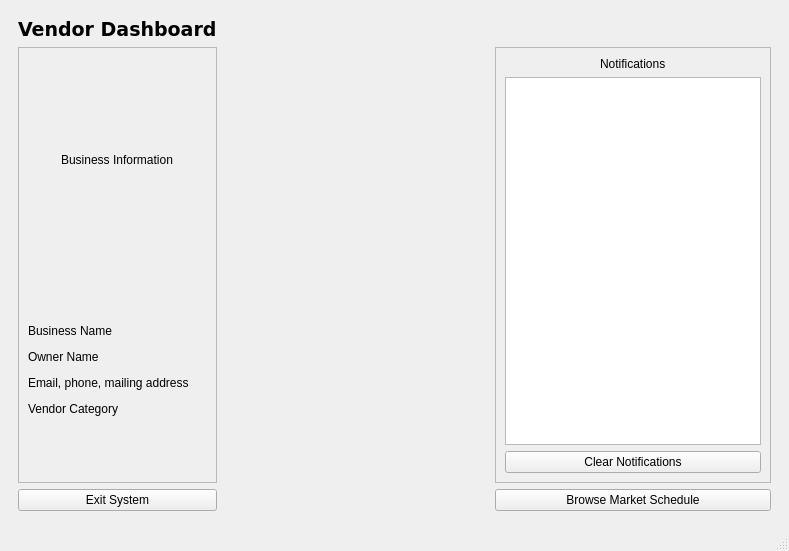
GameDevWhale/COMP-3004-Project, file mainwindow.ui: the form before one commit.
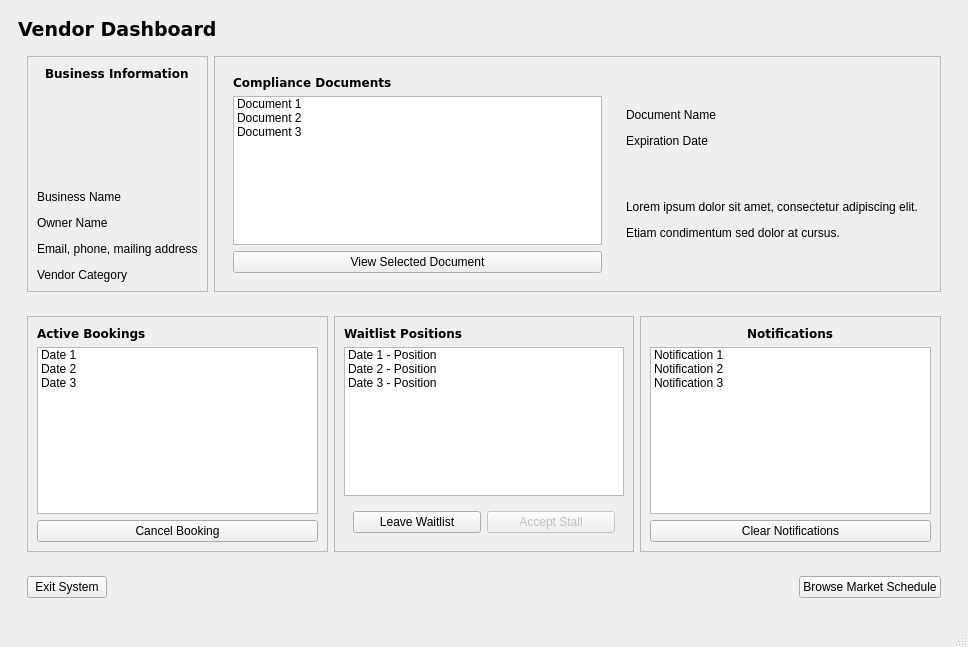
The form after the commit. The open tabs and pages were chosen to show the change.

Commit message: Basically finished vendor dashboard UI

```diff
--- a/mainwindow.ui
+++ b/mainwindow.ui
@@ -6,8 +6,8 @@
    <rect>
     <x>0</x>
     <y>0</y>
-    <width>789</width>
-    <height>551</height>
+    <width>968</width>
+    <height>647</height>
    </rect>
   </property>
   <property name="windowTitle">
@@ -102,21 +102,8 @@
        </layout>
       </widget>
       <widget class="QWidget" name="page_vendorDashboard">
-       <layout class="QGridLayout" name="gridLayout_3">
-        <item row="1" column="1">
-         <spacer name="horizontalSpacer_3">
-          <property name="orientation">
-           <enum>Qt::Horizontal</enum>
-          </property>
-          <property name="sizeHint" stdset="0">
-           <size>
-            <width>40</width>
-            <height>20</height>
-           </size>
-          </property>
-         </spacer>
-        </item>
-        <item row="0" column="0">
+       <layout class="QVBoxLayout" name="verticalLayout_6">
+        <item>
          <widget class="QLabel" name="label_4">
           <property name="font">
            <font>
@@ -131,75 +118,352 @@
           </property>
          </widget>
         </item>
-        <item row="2" column="3">
-         <widget class="QPushButton" name="pushButton_browseMarketSchedule">
-          <property name="text">
-           <string>Browse Market Schedule</string>
-          </property>
+        <item>
+         <widget class="QWidget" name="widget_5" native="true">
+          <layout class="QHBoxLayout" name="horizontalLayout_3">
+           <item>
+            <widget class="QFrame" name="frame_businessInformation">
+             <property name="frameShape">
+              <enum>QFrame::StyledPanel</enum>
+             </property>
+             <property name="frameShadow">
+              <enum>QFrame::Raised</enum>
+             </property>
+             <layout class="QVBoxLayout" name="verticalLayout">
+              <item alignment="Qt::AlignHCenter">
+               <widget class="QLabel" name="label_ownerName">
+                <property name="font">
+                 <font>
+                  <family>DejaVu Sans</family>
+                  <weight>75</weight>
+                  <bold>true</bold>
+                 </font>
+                </property>
+                <property name="text">
+                 <string>Business Information</string>
+                </property>
+               </widget>
+              </item>
+              <item>
+               <spacer name="verticalSpacer_7">
+                <property name="orientation">
+                 <enum>Qt::Vertical</enum>
+                </property>
+                <property name="sizeHint" stdset="0">
+                 <size>
+                  <width>20</width>
+                  <height>40</height>
+                 </size>
+                </property>
+               </spacer>
+              </item>
+              <item>
+               <widget class="QLabel" name="label_vendorCategory">
+                <property name="text">
+                 <string>&lt;html&gt;&lt;head/&gt;&lt;body&gt;&lt;p&gt;Business Name&lt;/p&gt;&lt;p&gt;Owner Name&lt;/p&gt;&lt;p&gt;Email, phone, mailing address&lt;/p&gt;&lt;p&gt;Vendor Category&lt;/p&gt;&lt;/body&gt;&lt;/html&gt;</string>
+                </property>
+               </widget>
+              </item>
+             </layout>
+            </widget>
+           </item>
+           <item>
+            <widget class="QFrame" name="frame_3">
+             <property name="frameShape">
+              <enum>QFrame::StyledPanel</enum>
+             </property>
+             <property name="frameShadow">
+              <enum>QFrame::Raised</enum>
+             </property>
+             <layout class="QHBoxLayout" name="horizontalLayout_4">
+              <item>
+               <widget class="QWidget" name="widget_6" native="true">
+                <layout class="QVBoxLayout" name="verticalLayout_8">
+                 <item>
+                  <widget class="QLabel" name="label_ownerName_2">
+                   <property name="font">
+                    <font>
+                     <family>DejaVu Sans</family>
+                     <weight>75</weight>
+                     <bold>true</bold>
+                    </font>
+                   </property>
+                   <property name="text">
+                    <string>Compliance Documents</string>
+                   </property>
+                  </widget>
+                 </item>
+                 <item>
+                  <widget class="QListWidget" name="listWidget">
+                   <item>
+                    <property name="text">
+                     <string>Document 1</string>
+                    </property>
+                    <property name="flags">
+                     <set>ItemIsSelectable|ItemIsEnabled</set>
+                    </property>
+                   </item>
+                   <item>
+                    <property name="text">
+                     <string>Document 2</string>
+                    </property>
+                   </item>
+                   <item>
+                    <property name="text">
+                     <string>Document 3</string>
+                    </property>
+                   </item>
+                  </widget>
+                 </item>
+                 <item>
+                  <widget class="QPushButton" name="pushButton">
+                   <property name="text">
+                    <string>View Selected Document</string>
+                   </property>
+                  </widget>
+                 </item>
+                </layout>
+               </widget>
+              </item>
+              <item>
+               <widget class="QWidget" name="widget_7" native="true">
+                <layout class="QVBoxLayout" name="verticalLayout_4">
+                 <item>
+                  <widget class="QLabel" name="label_vendorCategory_2">
+                   <property name="text">
+                    <string>&lt;html&gt;&lt;head/&gt;&lt;body&gt;&lt;p&gt;Document Name&lt;/p&gt;&lt;p&gt;Expiration Date&lt;/p&gt;&lt;p&gt;&lt;br/&gt;&lt;/p&gt;&lt;p&gt;Lorem ipsum dolor sit amet, consectetur adipiscing elit. &lt;/p&gt;&lt;p&gt;Etiam condimentum sed dolor at cursus.&lt;/p&gt;&lt;/body&gt;&lt;/html&gt;</string>
+                   </property>
+                  </widget>
+                 </item>
+                </layout>
+               </widget>
+              </item>
+             </layout>
+            </widget>
+           </item>
+          </layout>
          </widget>
         </item>
-        <item row="1" column="0">
-         <widget class="QFrame" name="frame_businessInformation">
-          <property name="frameShape">
-           <enum>QFrame::StyledPanel</enum>
-          </property>
-          <property name="frameShadow">
-           <enum>QFrame::Raised</enum>
-          </property>
-          <layout class="QVBoxLayout" name="verticalLayout">
-           <item alignment="Qt::AlignHCenter">
-            <widget class="QLabel" name="label_ownerName">
-             <property name="text">
-              <string>Business Information</string>
+        <item>
+         <widget class="QWidget" name="widget_3" native="true">
+          <layout class="QHBoxLayout" name="horizontalLayout_5">
+           <item>
+            <widget class="QFrame" name="frame_4">
+             <property name="frameShape">
+              <enum>QFrame::StyledPanel</enum>
              </property>
+             <property name="frameShadow">
+              <enum>QFrame::Raised</enum>
+             </property>
+             <layout class="QVBoxLayout" name="verticalLayout_7">
+              <item>
+               <widget class="QLabel" name="label_7">
+                <property name="font">
+                 <font>
+                  <family>DejaVu Sans</family>
+                  <weight>75</weight>
+                  <bold>true</bold>
+                 </font>
+                </property>
+                <property name="text">
+                 <string>Active Bookings</string>
+                </property>
+               </widget>
+              </item>
+              <item>
+               <widget class="QListWidget" name="listWidget_2">
+                <item>
+                 <property name="text">
+                  <string>Date 1</string>
+                 </property>
+                 <property name="flags">
+                  <set>ItemIsSelectable|ItemIsEnabled</set>
+                 </property>
+                </item>
+                <item>
+                 <property name="text">
+                  <string>Date 2</string>
+                 </property>
+                </item>
+                <item>
+                 <property name="text">
+                  <string>Date 3</string>
+                 </property>
+                </item>
+               </widget>
+              </item>
+              <item>
+               <widget class="QPushButton" name="pushButton_2">
+                <property name="text">
+                 <string>Cancel Booking</string>
+                </property>
+               </widget>
+              </item>
+             </layout>
             </widget>
            </item>
            <item>
-            <widget class="QLabel" name="label_vendorCategory">
-             <property name="text">
-              <string>&lt;html&gt;&lt;head/&gt;&lt;body&gt;&lt;p&gt;Business Name&lt;/p&gt;&lt;p&gt;Owner Name&lt;/p&gt;&lt;p&gt;Email, phone, mailing address&lt;/p&gt;&lt;p&gt;Vendor Category&lt;/p&gt;&lt;/body&gt;&lt;/html&gt;</string>
+            <widget class="QFrame" name="frame_5">
+             <property name="frameShape">
+              <enum>QFrame::StyledPanel</enum>
              </property>
+             <property name="frameShadow">
+              <enum>QFrame::Raised</enum>
+             </property>
+             <layout class="QVBoxLayout" name="verticalLayout_9">
+              <item>
+               <widget class="QLabel" name="label_8">
+                <property name="font">
+                 <font>
+                  <family>DejaVu Sans</family>
+                  <weight>75</weight>
+                  <bold>true</bold>
+                 </font>
+                </property>
+                <property name="text">
+                 <string>Waitlist Positions</string>
+                </property>
+               </widget>
+              </item>
+              <item>
+               <widget class="QListWidget" name="listWidget_3">
+                <item>
+                 <property name="text">
+                  <string>Date 1 - Position</string>
+                 </property>
+                 <property name="flags">
+                  <set>ItemIsSelectable|ItemIsEnabled</set>
+                 </property>
+                </item>
+                <item>
+                 <property name="text">
+                  <string>Date 2 - Position</string>
+                 </property>
+                </item>
+                <item>
+                 <property name="text">
+                  <string>Date 3 - Position</string>
+                 </property>
+                </item>
+               </widget>
+              </item>
+              <item>
+               <widget class="QWidget" name="widget_8" native="true">
+                <layout class="QHBoxLayout" name="horizontalLayout_6">
+                 <item>
+                  <widget class="QPushButton" name="pushButton_4">
+                   <property name="text">
+                    <string>Leave Waitlist</string>
+                   </property>
+                  </widget>
+                 </item>
+                 <item>
+                  <widget class="QPushButton" name="pushButton_3">
+                   <property name="enabled">
+                    <bool>false</bool>
+                   </property>
+                   <property name="autoFillBackground">
+                    <bool>false</bool>
+                   </property>
+                   <property name="text">
+                    <string>Accept Stall</string>
+                   </property>
+                  </widget>
+                 </item>
+                </layout>
+               </widget>
+              </item>
+             </layout>
             </widget>
            </item>
+           <item>
+            <widget class="QFrame" name="frame">
+             <property name="frameShape">
+              <enum>QFrame::StyledPanel</enum>
+             </property>
+             <property name="frameShadow">
+              <enum>QFrame::Raised</enum>
+             </property>
+             <layout class="QVBoxLayout" name="verticalLayout_2">
+              <item alignment="Qt::AlignHCenter">
+               <widget class="QLabel" name="label_2">
+                <property name="font">
+                 <font>
+                  <family>DejaVu Sans</family>
+                  <weight>75</weight>
+                  <bold>true</bold>
+                 </font>
+                </property>
+                <property name="text">
+                 <string>Notifications</string>
+                </property>
+               </widget>
+              </item>
+              <item>
+               <widget class="QListWidget" name="listWidget_1">
+                <item>
+                 <property name="text">
+                  <string>Notification 1</string>
+                 </property>
+                </item>
+                <item>
+                 <property name="text">
+                  <string>Notification 2</string>
+                 </property>
+                </item>
+                <item>
+                 <property name="text">
+                  <string>Notification 3</string>
+                 </property>
+                </item>
+               </widget>
+              </item>
+              <item>
+               <widget class="QPushButton" name="pushButton_clearNotifications">
+                <property name="text">
+                 <string>Clear Notifications</string>
+                </property>
+               </widget>
+              </item>
+             </layout>
+            </widget>
+           </item>
           </layout>
          </widget>
         </item>
-        <item row="1" column="3">
-         <widget class="QFrame" name="frame">
-          <property name="frameShape">
-           <enum>QFrame::StyledPanel</enum>
-          </property>
-          <property name="frameShadow">
-           <enum>QFrame::Raised</enum>
-          </property>
-          <layout class="QVBoxLayout" name="verticalLayout_2">
-           <item alignment="Qt::AlignHCenter">
-            <widget class="QLabel" name="label_2">
+        <item>
+         <widget class="QWidget" name="widget_4" native="true">
+          <layout class="QHBoxLayout" name="horizontalLayout_2">
+           <item>
+            <widget class="QPushButton" name="pushButton_exitSystem_vendorDashboard">
              <property name="text">
-              <string>Notifications</string>
+              <string>Exit System</string>
              </property>
             </widget>
            </item>
            <item>
-            <widget class="QListWidget" name="listWidget_notifications"/>
+            <spacer name="horizontalSpacer_3">
+             <property name="orientation">
+              <enum>Qt::Horizontal</enum>
+             </property>
+             <property name="sizeHint" stdset="0">
+              <size>
+               <width>40</width>
+               <height>20</height>
+              </size>
+             </property>
+            </spacer>
            </item>
            <item>
-            <widget class="QPushButton" name="pushButton_clearNotifications">
+            <widget class="QPushButton" name="pushButton_browseMarketSchedule">
              <property name="text">
-              <string>Clear Notifications</string>
+              <string>Browse Market Schedule</string>
              </property>
             </widget>
            </item>
           </layout>
          </widget>
         </item>
-        <item row="2" column="0">
-         <widget class="QPushButton" name="pushButton_exitSystem_vendorDashboard">
-          <property name="text">
-           <string>Exit System</string>
-          </property>
-         </widget>
-        </item>
        </layout>
       </widget>
       <widget class="QWidget" name="page_marketSchedule">
```
Left out of the diff: 28 changed lines with no effect on the pictures.
